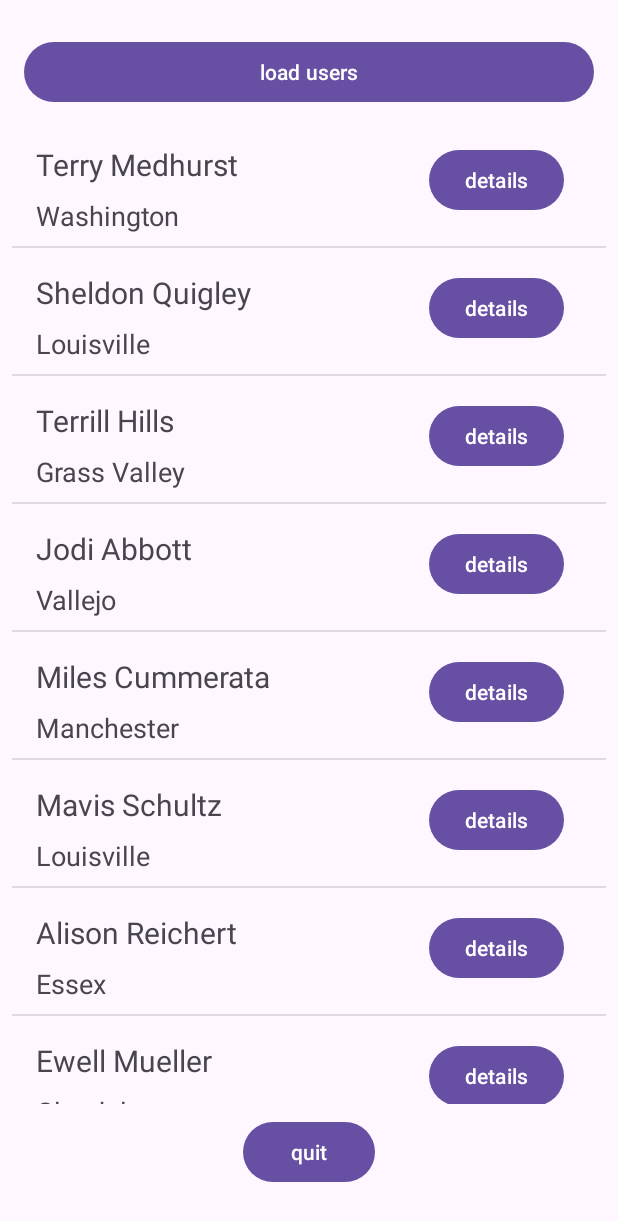
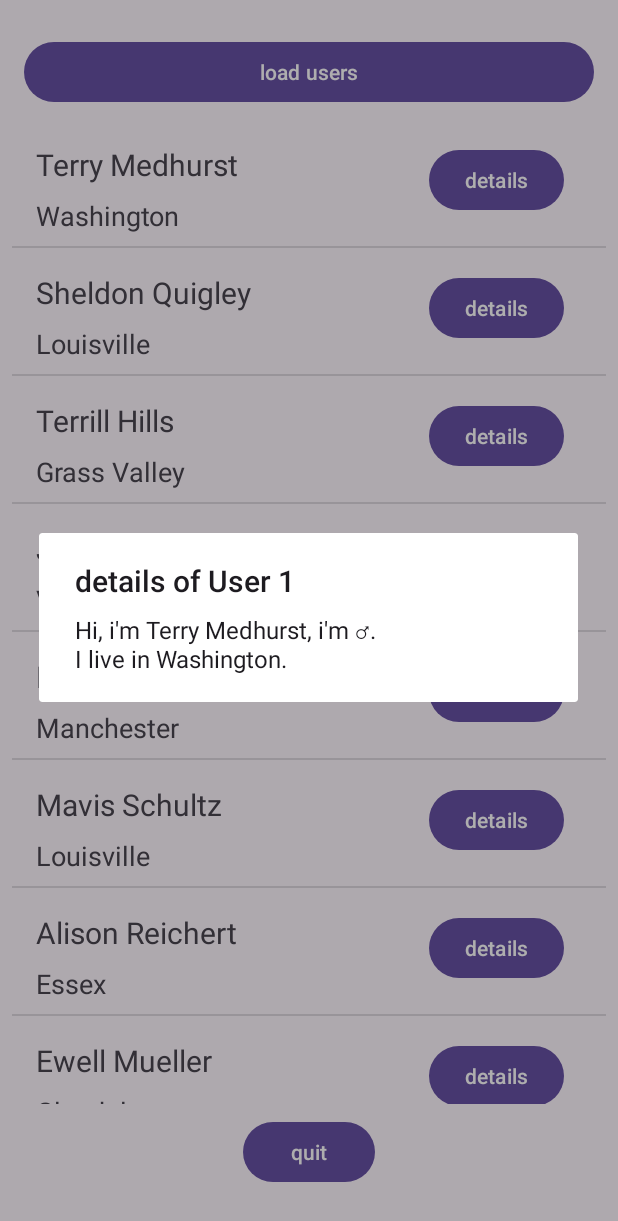
Before and after one commit to OussamaOulouark/Miniproject, an Android app: the screen it shows after launch (miniproject), after a tap on "details", on a phone screen of 412 x 824 dp. Shown: the top 1221 px of the screen. Run offline under Robolectric (Android 15) with nearby library versions, the phone set to English and light mode, and no system bars; 1 other tap on this screen came first.

Commit message:
Display user in costum view list view add details button refresh

```diff
--- a/Super mini/app/src/main/java/com/example/myapplication/User.java
+++ b/Super mini/app/src/main/java/com/example/myapplication/User.java
@@ -1,6 +1,8 @@
 package com.example.myapplication;
 
-    public class User {
+import androidx.annotation.NonNull;
+
+public class User {
         private String firstName;
         private String lastName;
         private String gender;
@@ -48,4 +50,13 @@ package com.example.myapplication;
         public String fullName() {
             return String.format("%s %s", firstName, lastName);// clss created
         }
+        @NonNull
+        @Override
+        public String toString() {
+            return String.format("Hi, i'm %s, i'm %s.\nI live in %s.",
+                    fullName(),
+                    gender.equals("male") ? "♂" : "♀",
+                    city);
+
+        }
 }
--- a/Super mini/app/src/main/java/com/example/myapplication/usersadapter.java
+++ b/Super mini/app/src/main/java/com/example/myapplication/usersadapter.java
@@ -9,6 +9,8 @@ import android.view.ViewGroup;
 import android.widget.BaseAdapter;
 import android.widget.Button;
 import android.widget.TextView;
+
+import androidx.appcompat.app.AlertDialog;
 
 import java.util.ArrayList;
 
@@ -44,15 +46,21 @@ public class usersadapter extends BaseAdapter {
     @SuppressLint("ViewHolder")
     @Override
     public View getView(int position, View convertView, ViewGroup parent) {
+        User user = users.get(position);
         convertView = inflater.inflate(R.layout.item_user, null);
 
         TextView tvuserfullname = convertView.findViewById(R.id.TvuserItemFullname);
         TextView tvusercity = convertView.findViewById(R.id.Tviusercity);
         Button btndetailsitem = convertView.findViewById(R.id.btndetailsitem);
 
-        tvuserfullname.setText(users.get(position).fullName());
-        tvusercity.setText(users.get(position).getCity());
+        tvuserfullname.setText(user.fullName());
+        tvusercity.setText(user.getCity());
         btndetailsitem.setOnClickListener(v ->{
+            AlertDialog.Builder builder = new AlertDialog.Builder(context);
+            builder.setTitle(String.format("details of User %d" ,position +1 ))
+                    .setMessage(user.toString())
+                    .show();
+
 
         });
 
```
